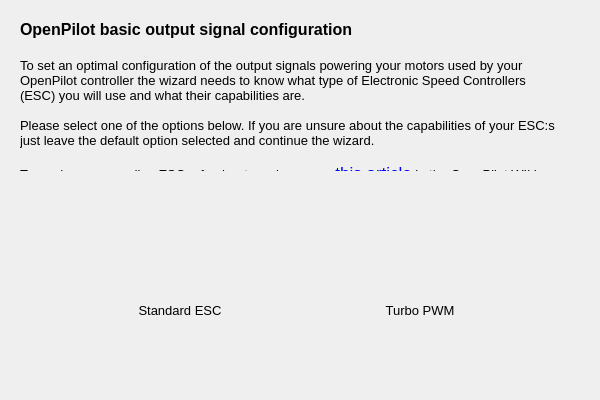
The window that ground/openpilotgcs/src/plugins/setupwizard/pages/outputpage.ui (openpilot/OpenPilot) describes before a commit, drawn with Qt 5.
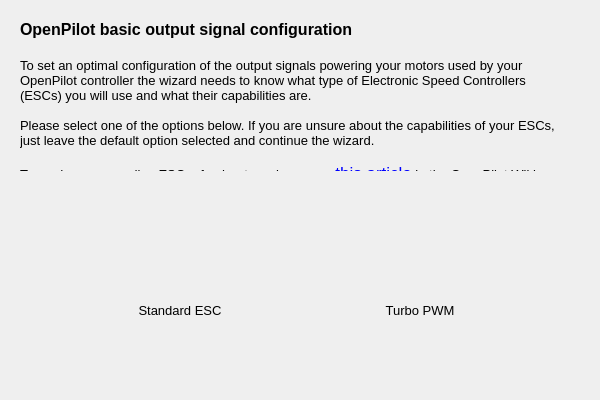
The same window after the commit. Icons and pictures are not drawn.

Patch:
```diff
--- a/ground/openpilotgcs/src/plugins/setupwizard/pages/outputpage.ui
+++ b/ground/openpilotgcs/src/plugins/setupwizard/pages/outputpage.ui
@@ -29,11 +29,11 @@
 &lt;/style&gt;&lt;/head&gt;&lt;body style=&quot; font-family:'Lucida Grande'; font-size:13pt; font-weight:400; font-style:normal;&quot;&gt;
 &lt;p style=&quot; margin-top:0px; margin-bottom:0px; margin-left:0px; margin-right:0px; -qt-block-indent:0; text-indent:0px;&quot;&gt;&lt;span style=&quot; font-family:'MS Shell Dlg 2'; font-size:12pt; font-weight:600;&quot;&gt;OpenPilot basic output signal configuration&lt;/span&gt;&lt;/p&gt;
 &lt;p style=&quot;-qt-paragraph-type:empty; margin-top:0px; margin-bottom:0px; margin-left:0px; margin-right:0px; -qt-block-indent:0; text-indent:0px; font-family:'MS Shell Dlg 2'; font-size:12pt; font-weight:600;&quot;&gt;&lt;/p&gt;
-&lt;p style=&quot; margin-top:0px; margin-bottom:0px; margin-left:0px; margin-right:0px; -qt-block-indent:0; text-indent:0px;&quot;&gt;&lt;span style=&quot; font-family:'MS Shell Dlg 2'; font-size:10pt;&quot;&gt;To set an optimal configuration of the output signals powering your motors used by your OpenPilot controller the wizard needs to know what type of Electronic Speed Controllers (ESC) you will use and what their capabilities are.&lt;/span&gt;&lt;/p&gt;
+&lt;p style=&quot; margin-top:0px; margin-bottom:0px; margin-left:0px; margin-right:0px; -qt-block-indent:0; text-indent:0px;&quot;&gt;&lt;span style=&quot; font-family:'MS Shell Dlg 2'; font-size:10pt;&quot;&gt;To set an optimal configuration of the output signals powering your motors used by your OpenPilot controller the wizard needs to know what type of Electronic Speed Controllers (ESCs) you will use and what their capabilities are.&lt;/span&gt;&lt;/p&gt;
 &lt;p style=&quot;-qt-paragraph-type:empty; margin-top:0px; margin-bottom:0px; margin-left:0px; margin-right:0px; -qt-block-indent:0; text-indent:0px; font-family:'MS Shell Dlg 2'; font-size:10pt;&quot;&gt;&lt;/p&gt;
-&lt;p style=&quot; margin-top:0px; margin-bottom:0px; margin-left:0px; margin-right:0px; -qt-block-indent:0; text-indent:0px;&quot;&gt;&lt;span style=&quot; font-family:'MS Shell Dlg 2'; font-size:10pt;&quot;&gt;Please select one of the options below. If you are unsure about the capabilities of your ESC:s just leave the default option selected and continue the wizard.&lt;/span&gt;&lt;/p&gt;
+&lt;p style=&quot; margin-top:0px; margin-bottom:0px; margin-left:0px; margin-right:0px; -qt-block-indent:0; text-indent:0px;&quot;&gt;&lt;span style=&quot; font-family:'MS Shell Dlg 2'; font-size:10pt;&quot;&gt;Please select one of the options below. If you are unsure about the capabilities of your ESCs, just leave the default option selected and continue the wizard.&lt;/span&gt;&lt;/p&gt;
 &lt;p style=&quot;-qt-paragraph-type:empty; margin-top:0px; margin-bottom:0px; margin-left:0px; margin-right:0px; -qt-block-indent:0; text-indent:0px; font-family:'MS Shell Dlg 2'; font-size:10pt;&quot;&gt;&lt;/p&gt;
-&lt;p style=&quot; margin-top:0px; margin-bottom:0px; margin-left:0px; margin-right:0px; -qt-block-indent:0; text-indent:0px;&quot;&gt;&lt;span style=&quot; font-family:'MS Shell Dlg 2'; font-size:10pt;&quot;&gt;To read more regarding ESC refresh rates, please see &lt;/span&gt;&lt;a href=&quot;http://wiki.openpilot.org/display/Doc/TurboPWM+ESC%27s&quot;&gt;&lt;span style=&quot; text-decoration: underline; color:#0000ff;&quot;&gt;this article&lt;/span&gt;&lt;/a&gt;&lt;span style=&quot; font-family:'MS Shell Dlg 2'; font-size:10pt;&quot;&gt; in the OpenPilot WIki&lt;/span&gt;&lt;/p&gt;&lt;/body&gt;&lt;/html&gt;</string>
+&lt;p style=&quot; margin-top:0px; margin-bottom:0px; margin-left:0px; margin-right:0px; -qt-block-indent:0; text-indent:0px;&quot;&gt;&lt;span style=&quot; font-family:'MS Shell Dlg 2'; font-size:10pt;&quot;&gt;To read more regarding ESC refresh rates, please see &lt;/span&gt;&lt;a href=&quot;http://wiki.openpilot.org/display/Doc/TurboPWM+ESC%27s&quot;&gt;&lt;span style=&quot; text-decoration: underline; color:#0000ff;&quot;&gt;this article&lt;/span&gt;&lt;/a&gt;&lt;span style=&quot; font-family:'MS Shell Dlg 2'; font-size:10pt;&quot;&gt; in the OpenPilot Wiki&lt;/span&gt;&lt;/p&gt;&lt;/body&gt;&lt;/html&gt;</string>
    </property>
    <property name="alignment">
     <set>Qt::AlignLeading|Qt::AlignLeft|Qt::AlignTop</set>
```
